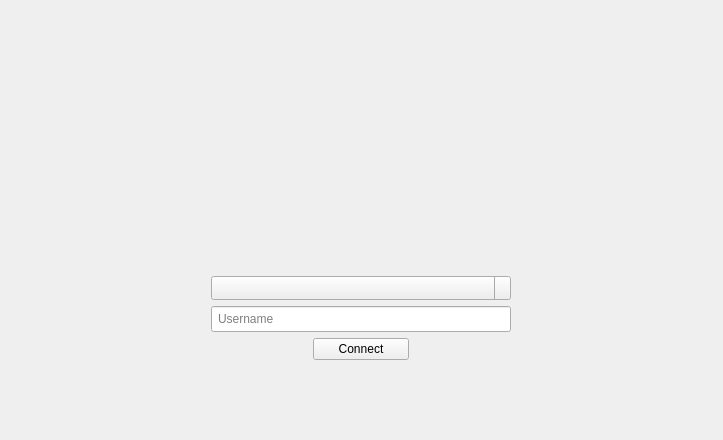
Above: QTClient/ui/ConnectionWidget.ui from stapelberg/vsy-bullshit before the change. Below: the same form after it.
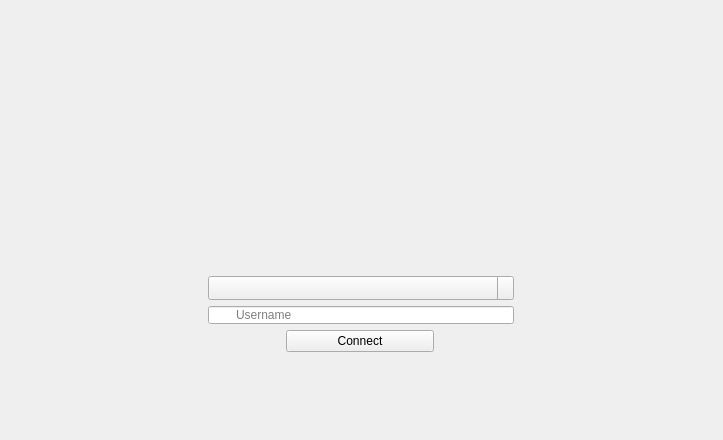
That is the form after the change. Icons and pictures are not drawn.

```diff
--- a/QTClient/ui/ConnectionWidget.ui
+++ b/QTClient/ui/ConnectionWidget.ui
@@ -35,7 +35,7 @@
    <property name="sizeConstraint">
     <enum>QLayout::SetDefaultConstraint</enum>
    </property>
-   <item row="1" column="1" colspan="3">
+   <item row="1" column="1" colspan="4">
     <widget class="QFrame" name="frame_2">
      <property name="minimumSize">
       <size>
@@ -60,7 +60,7 @@
      <layout class="QVBoxLayout" name="verticalLayout"/>
     </widget>
    </item>
-   <item row="2" column="1" colspan="3">
+   <item row="2" column="1" colspan="4">
     <widget class="QComboBox" name="serverList">
      <property name="statusTip">
       <string/>
@@ -101,10 +101,14 @@
      </property>
     </widget>
    </item>
-   <item row="3" column="1" colspan="3">
+   <item row="3" column="1" colspan="4">
     <widget class="QLineEdit" name="username">
      <property name="styleSheet">
-      <string notr="true">padding: 3.5px;</string>
+      <string notr="true">background-image:url(:/Bingo/icons/user_small.png);
+background-repeat:no-repeat;
+padding-left:25px;
+background-position: left center;
+background-origin: padding;</string>
      </property>
      <property name="inputMask">
       <string/>
@@ -136,7 +140,7 @@
      </property>
     </spacer>
    </item>
-   <item row="1" column="4">
+   <item row="1" column="5">
     <spacer name="horizontalSpacer_2">
      <property name="orientation">
       <enum>Qt::Horizontal</enum>
@@ -149,8 +153,14 @@
      </property>
     </spacer>
    </item>
-   <item row="4" column="2">
+   <item row="4" column="2" colspan="2">
     <widget class="QPushButton" name="connectButton">
+     <property name="minimumSize">
+      <size>
+       <width>100</width>
+       <height>0</height>
+      </size>
+     </property>
      <property name="styleSheet">
       <string notr="true">QPushButton::pressed {
      border-style: inset;
@@ -164,7 +174,7 @@
      </property>
     </widget>
    </item>
-   <item row="5" column="1" colspan="3">
+   <item row="5" column="2" colspan="3">
     <spacer name="verticalSpacer_2">
      <property name="orientation">
       <enum>Qt::Vertical</enum>
@@ -177,7 +187,7 @@
      </property>
     </spacer>
    </item>
-   <item row="0" column="1" colspan="3">
+   <item row="0" column="2" colspan="3">
     <spacer name="verticalSpacer">
      <property name="orientation">
       <enum>Qt::Vertical</enum>
```
Left out of the diff: 5 changed lines with no effect on the pictures.
